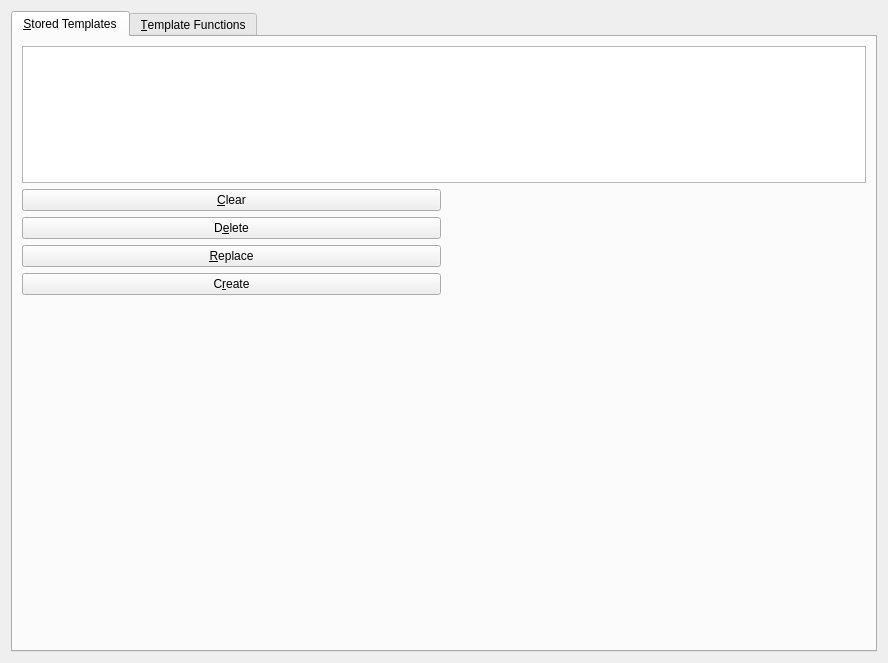
The window that src/calibre/gui2/preferences/template_functions.ui (debian-calibre/calibre) describes before a commit, drawn with Qt 5.
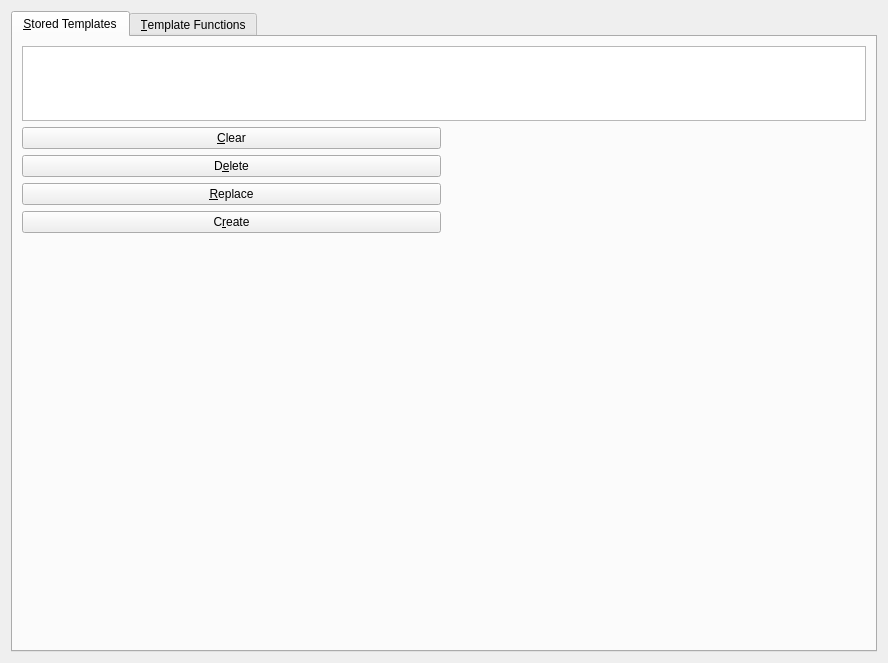
The same window after the commit. Custom widgets are drawn as their Qt base class.

The edit to the form file:
```diff
--- a/src/calibre/gui2/preferences/template_functions.ui
+++ b/src/calibre/gui2/preferences/template_functions.ui
@@ -25,10 +25,13 @@
       </attribute>
       <layout class="QGridLayout" name="gridLayout">
        <item row="0" column="0" colspan="2" stretch="0">
-        <widget class="QTextBrowser" name="st_textBrowser"/>
-       </item>
-       <item row="3" column="1" stretch="1">
-        <widget class="EmbeddedTemplateDialog" name="template_editor">
+        <widget class="QTextBrowser" name="st_textBrowser">
+         <property name="maximumSize">
+          <size>
+           <width>16777215</width>
+           <height>75</height>
+          </size>
+         </property>
         </widget>
        </item>
        <item row="3" column="0">
@@ -76,19 +79,6 @@
          </item>
         </layout>
        </item>
-       <item row="5" column="0">
-        <spacer name="verticalSpacer_2">
-         <property name="orientation">
-          <enum>Qt::Vertical</enum>
-         </property>
-         <property name="sizeHint" stdset="0">
-          <size>
-           <width>20</width>
-           <height>400</height>
-          </size>
-         </property>
-        </spacer>
-       </item>
       </layout>
      </widget>
      <widget class="QWidget" name="tab">
```
Left out of the diff: 3 changed lines with no effect on the pictures.
